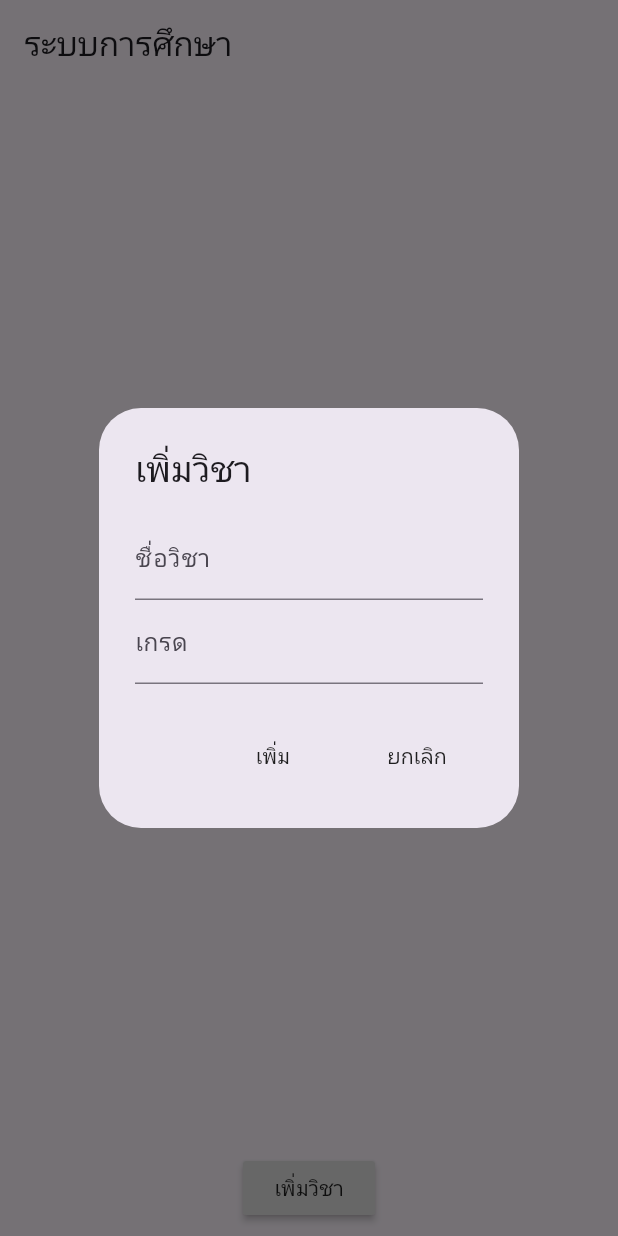
After one commit to Nxwbtk/KU-SRC-MobileDev-Project, a Flutter app: the GradeSystem screen opened directly, after a tap on "เพิ่มวิชา", on a phone screen of 412 x 824 dp. The commit adds this screen. Run offline on Flutter 3.47's test engine with Material 3 defaults, Android fonts, the phone set to English and light mode, and no system bars; our stand-ins replace cloud_firestore, firebase_auth, firebase_core; missing offline and left inert: awesome_select; accounts and stored records are empty; network calls fail.

Commit message:
Grade Create
สร้าง class Grade

```diff
--- /dev/null
+++ b/ku_app/lib/student/grade.dart
@@ -0,0 +1,107 @@
+import 'package:flutter/material.dart';
+
+void main() {
+  runApp(MyApp());
+}
+
+class MyApp extends StatelessWidget {
+  @override
+  Widget build(BuildContext context) {
+    return MaterialApp(
+      title: 'ระบบการศึกษา',
+      theme: ThemeData(
+        primarySwatch: Colors.blue,
+      ),
+      home: GradeSystem(),
+    );
+  }
+}
+
+class GradeSystem extends StatefulWidget {
+  @override
+  _GradeSystemState createState() => _GradeSystemState();
+}
+
+class _GradeSystemState extends State<GradeSystem> {
+  List<Map<String, dynamic>> subjects = [];
+
+  @override
+  Widget build(BuildContext context) {
+    return Scaffold(
+      appBar: AppBar(
+        title: Text('ระบบการศึกษา'),
+      ),
+      body: Column(
+        children: [
+          Expanded(
+            child: ListView.builder(
+              itemCount: subjects.length,
+              itemBuilder: (BuildContext context, int index) {
+                return ListTile(
+                  title: Text(subjects[index]['subject']),
+                  trailing: Text(subjects[index]['grade']),
+                );
+              },
+            ),
+          ),
+          Padding(
+            padding: const EdgeInsets.all(8.0),
+            child: RaisedButton(
+              onPressed: () {
+                _addSubjectDialog(context);
+              },
+              child: Text('เพิ่มวิชา'),
+            ),
+          ),
+        ],
+      ),
+    );
+  }
+
+  Future<void> _addSubjectDialog(BuildContext context) async {
+    TextEditingController subjectController = TextEditingController();
+    TextEditingController gradeController = TextEditingController();
+
+    return showDialog(
+      context: context,
+      builder: (BuildContext context) {
+        return AlertDialog(
+          title: Text('เพิ่มวิชา'),
+          content: Column(
+            mainAxisSize: MainAxisSize.min,
+            children: [
+              TextField(
+                controller: subjectController,
+                decoration: InputDecoration(labelText: 'ชื่อวิชา'),
+              ),
+              TextField(
+                controller: gradeController,
+                decoration: InputDecoration(labelText: 'เกรด'),
+              ),
+            ],
+          ),
+          actions: [
+            FlatButton(
+              onPressed: () {
+                setState(() {
+                  subjects.add({
+                    'subject': subjectController.text,
+                    'grade': gradeController.text,
+                  });
+                });
+                Navigator.of(context).pop();
+              },
+              child: Text('เพิ่ม'),
+            ),
+            FlatButton(
+              onPressed: () {
+                Navigator.of(context).pop();
+              },
+              child: Text('ยกเลิก'),
+            ),
+          ],
+        );
+      },
+    );
+  }
+}
--- a/ku_app/lib/student/stdhomepage.dart
+++ b/ku_app/lib/student/stdhomepage.dart
@@ -39,7 +39,7 @@ class _StdHomePageState extends State<StdHomePage> {
                 ListTile(
                   title: const Text('Settings'),
                   onTap: () {
-                    Navigator.pop(context);
+                    Navigator.pop(context); ;
                   },
                 ),
               ],
```
